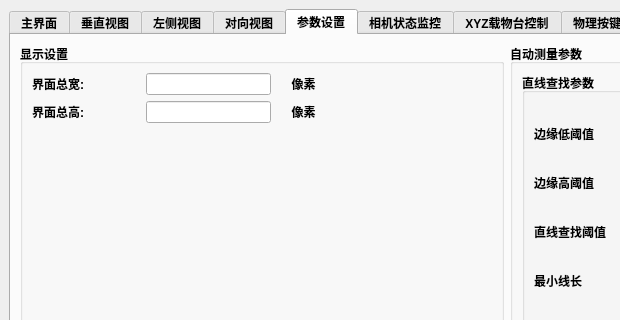
Qt form src/ui/MutiCamApp.ui (NicoleKJ9721/MutiCamApp) before a commit; both pictures show x 0 to 620 and y 0 to 320 of the 1014 by 739 pixel window.
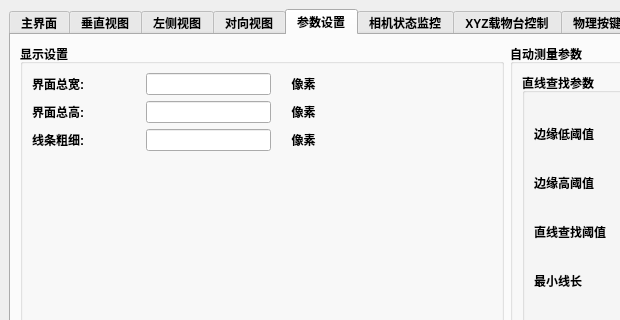
The same form after that commit. The open tabs and pages were chosen to show the change.

Commit message:
✨ feat(drawing): 引入线条和圆的绘制粗细配置
- 增加 UI 控件和设置项，允许用户配置绘图对象的线宽 (1-20 像素)。
- 更新核心逻辑，在初始化时应用设置的线宽，并响应 UI 变化。
- 重构 `PaintingOverlay` 绘图代码，使用配置的线宽替换硬编码值，并支持运行时动态更新所有已绘制对象的线宽。

Patch:
```diff
--- a/src/ui/MutiCamApp.ui
+++ b/src/ui/MutiCamApp.ui
@@ -3168,6 +3168,46 @@
               </layout>
              </item>
              <item row="3" column="0">
+              <layout class="QHBoxLayout" name="horizontalLayout_lineCircleThickness" stretch="2,0,1,3">
+               <item>
+                <widget class="QLabel" name="labelLineCircleThickness">
+                 <property name="text">
+                  <string>线条粗细:</string>
+                 </property>
+                 <property name="alignment">
+                  <set>Qt::AlignmentFlag::AlignLeading|Qt::AlignmentFlag::AlignLeft|Qt::AlignmentFlag::AlignVCenter</set>
+                 </property>
+                </widget>
+               </item>
+               <item>
+                <widget class="QLineEdit" name="ledLineCircleThickness"/>
+               </item>
+               <item>
+                <widget class="QLabel" name="labelLineCircleThicknessUnit">
+                 <property name="text">
+                  <string>像素</string>
+                 </property>
+                 <property name="alignment">
+                  <set>Qt::AlignmentFlag::AlignCenter</set>
+                 </property>
+                </widget>
+               </item>
+               <item>
+                <spacer name="horizontalSpacer_lineCircleThickness">
+                 <property name="orientation">
+                  <enum>Qt::Orientation::Horizontal</enum>
+                 </property>
+                 <property name="sizeHint" stdset="0">
+                  <size>
+                   <width>40</width>
+                   <height>20</height>
+                  </size>
+                 </property>
+                </spacer>
+               </item>
+              </layout>
+             </item>
+             <item row="4" column="0">
               <spacer name="verticalSpacer_display">
                <property name="orientation">
                 <enum>Qt::Orientation::Vertical</enum>
```
The commit also changes 6 other files.
